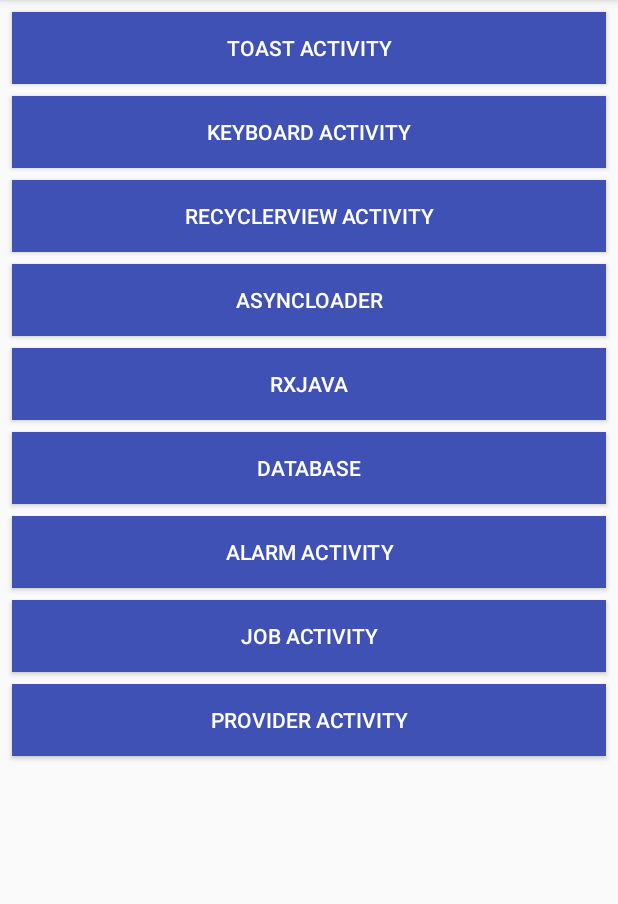
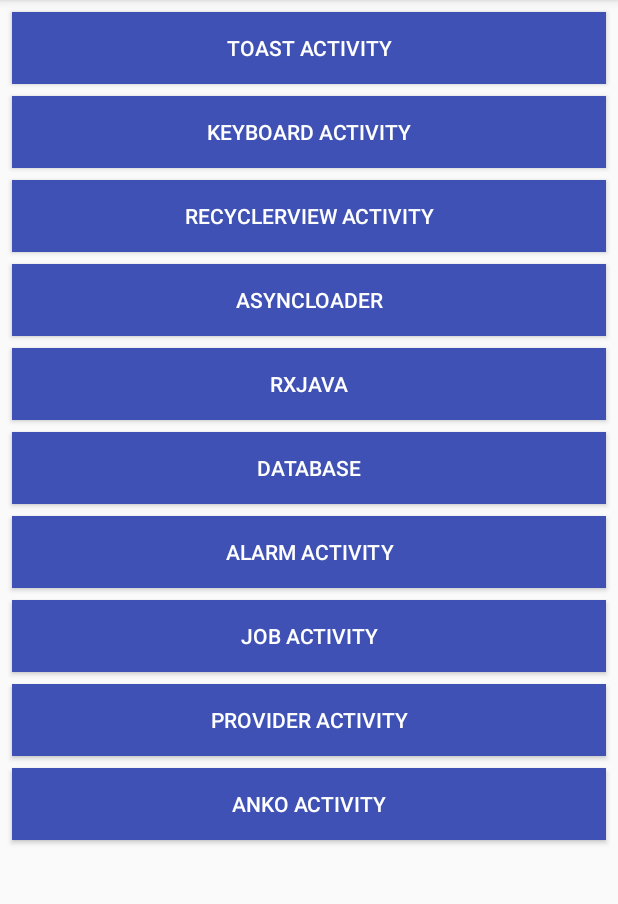
Before and after one commit to biratrai/android-developer-fundamental-course, an Android app: the screen it shows after launch (MainActivity), on a phone screen of 412 x 824 dp, the part 84-988 px from its top. Run offline under Robolectric (Android 15) with nearby library versions, the phone set to English and light mode, and no system bars.

Commit message:
adding andko button

```diff
--- a/app/src/main/java/com/example/gooner10/androiddeveloperfundamentals/MainActivity.kt
+++ b/app/src/main/java/com/example/gooner10/androiddeveloperfundamentals/MainActivity.kt
@@ -10,6 +10,7 @@ import com.example.gooner10.androiddeveloperfundamentals.contentProvider.Content
 import com.example.gooner10.androiddeveloperfundamentals.database.DatabaseActivity
 import com.example.gooner10.androiddeveloperfundamentals.jobScheduler.JobActivity
 import com.example.gooner10.androiddeveloperfundamentals.rxKotlin.RxActivity
+import org.jetbrains.anko.intentFor
 
 class MainActivity : AppCompatActivity() {
 
@@ -53,4 +54,8 @@ class MainActivity : AppCompatActivity() {
     fun launchProviderActivity(view: View) {
         startActivity(Intent(this, ContentProviderActivity::class.java))
     }
+
+    fun launchAnkoActivity(view: View) {
+        startActivity(intentFor<AnkoActivity>())
+    }
 }
--- a/app/src/main/res/layout/activity_main.xml
+++ b/app/src/main/res/layout/activity_main.xml
@@ -134,4 +134,18 @@
         android:text="@string/provider_activity"
         android:textColor="@android:color/white"
         app:layout_constraintTop_toBottomOf="@+id/jobButton" />
+
+    <Button
+        android:id="@+id/ankoButton"
+        android:layout_width="match_parent"
+        android:layout_height="wrap_content"
+        android:layout_marginLeft="8dp"
+        android:layout_marginRight="8dp"
+        android:layout_marginTop="8dp"
+        android:background="@color/colorPrimary"
+        android:gravity="center"
+        android:onClick="launchAnkoActivity"
+        android:text="@string/anko_activity"
+        android:textColor="@android:color/white"
+        app:layout_constraintTop_toBottomOf="@+id/providerButton" />
 </android.support.constraint.ConstraintLayout>
--- a/app/src/main/res/values/strings.xml
+++ b/app/src/main/res/values/strings.xml
@@ -63,6 +63,7 @@ This volume starts with the first new Beatle song, “Free as a Bird” (based o
     <string name="cancel_job">Cancel Job</string>
     <string name="job_activity">Job Activity</string>
     <string name="provider_activity">Provider Activity</string>
+    <string name="anko_activity">Anko Activity</string>
 
     <string-array name="words">
         <item>Android</item>
```
